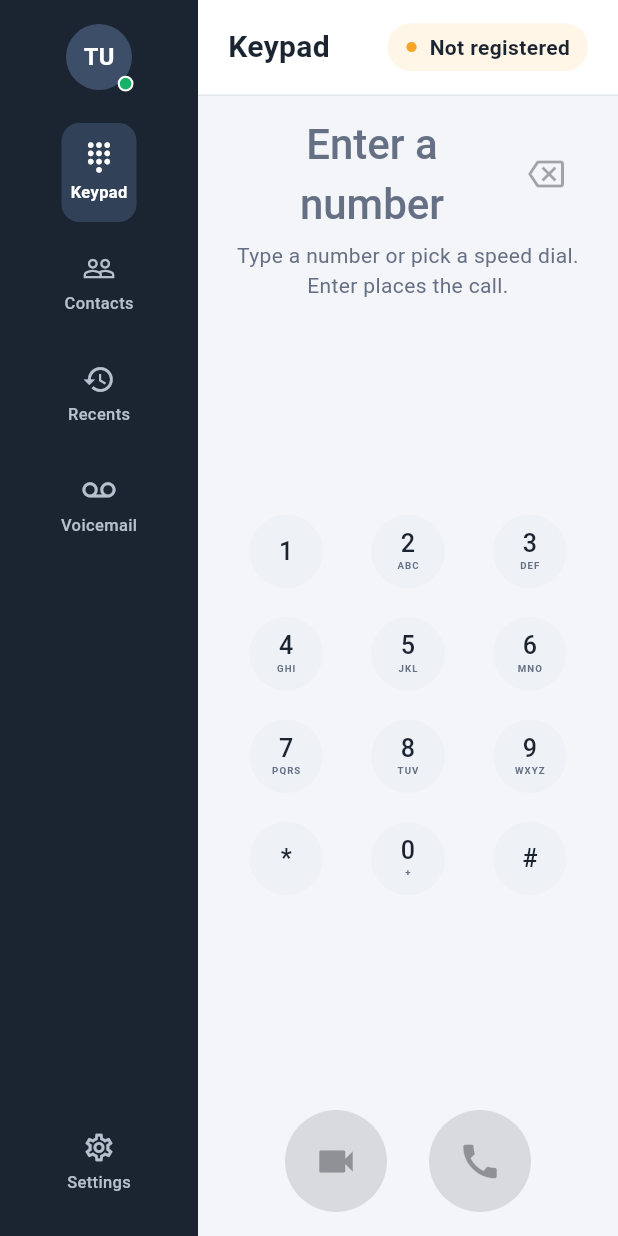
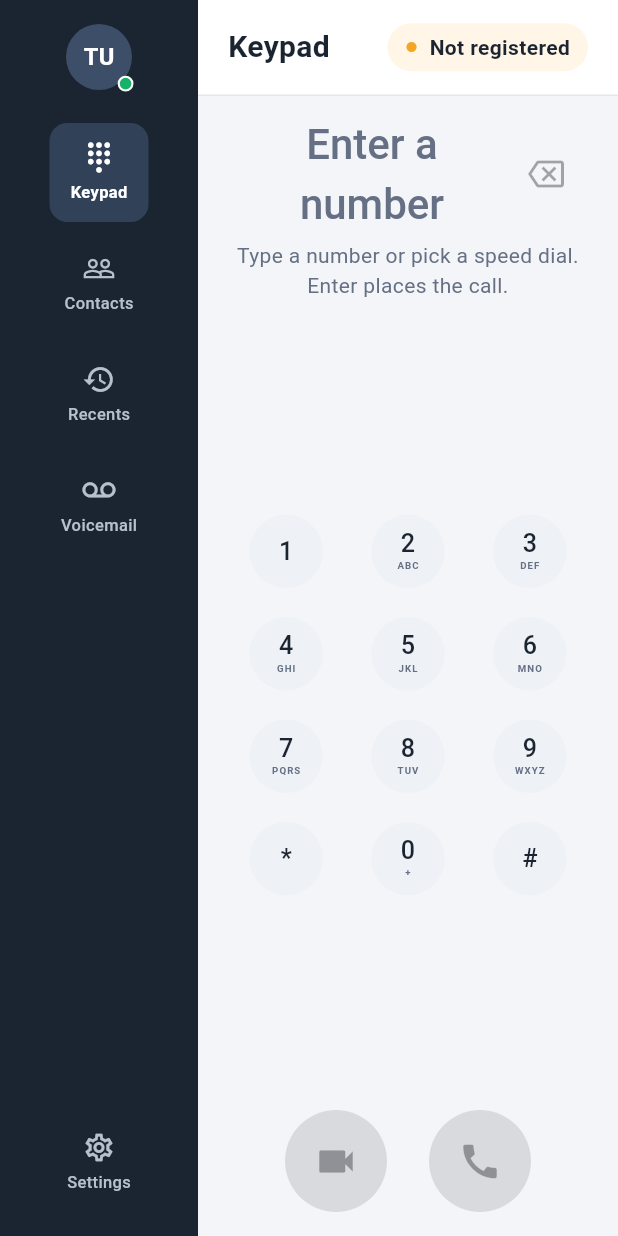
Before and after one commit to Scvtt/fsphone, a Flutter app: the ShellScreen screen opened directly with empty values, on a phone screen of 412 x 824 dp. Run offline on Flutter 3.47's test engine with Material 3 defaults, Android fonts, the phone set to English and light mode, and no system bars; our stand-ins replace material_ui, qr_flutter, shared_preferences; missing offline and left inert: dart:ffi, flutter_webrtc, sip_ua, window_manager; accounts and stored records are empty.

Commit message:
Give the side navigation labels room inside the rail.
Co-authored-by: Cursor <cursoragent@cursor.com>

```diff
--- a/lib/widgets/nav_rail.dart
+++ b/lib/widgets/nav_rail.dart
@@ -169,7 +169,7 @@ class _NavButton extends StatelessWidget {
           onTap: onTap,
           hoverColor: FsColors.navHover,
           child: Padding(
-            padding: const EdgeInsets.symmetric(horizontal: 6, vertical: 12),
+            padding: const EdgeInsets.symmetric(horizontal: 14, vertical: 12),
             child: Column(
               children: [
                 Badge(
```
